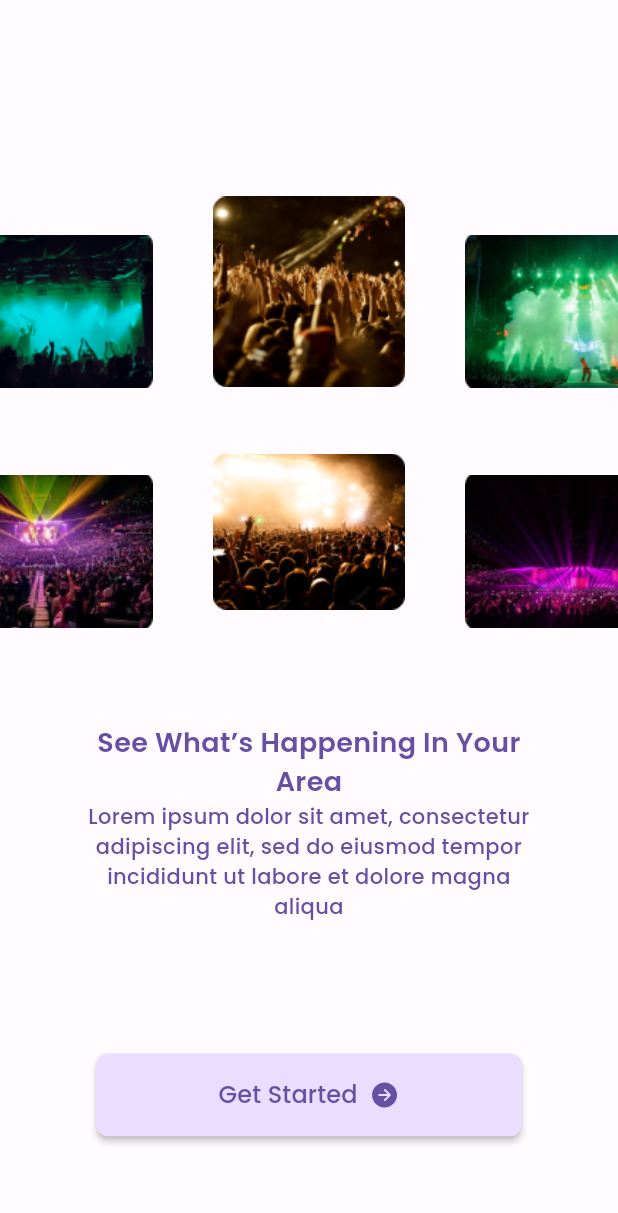
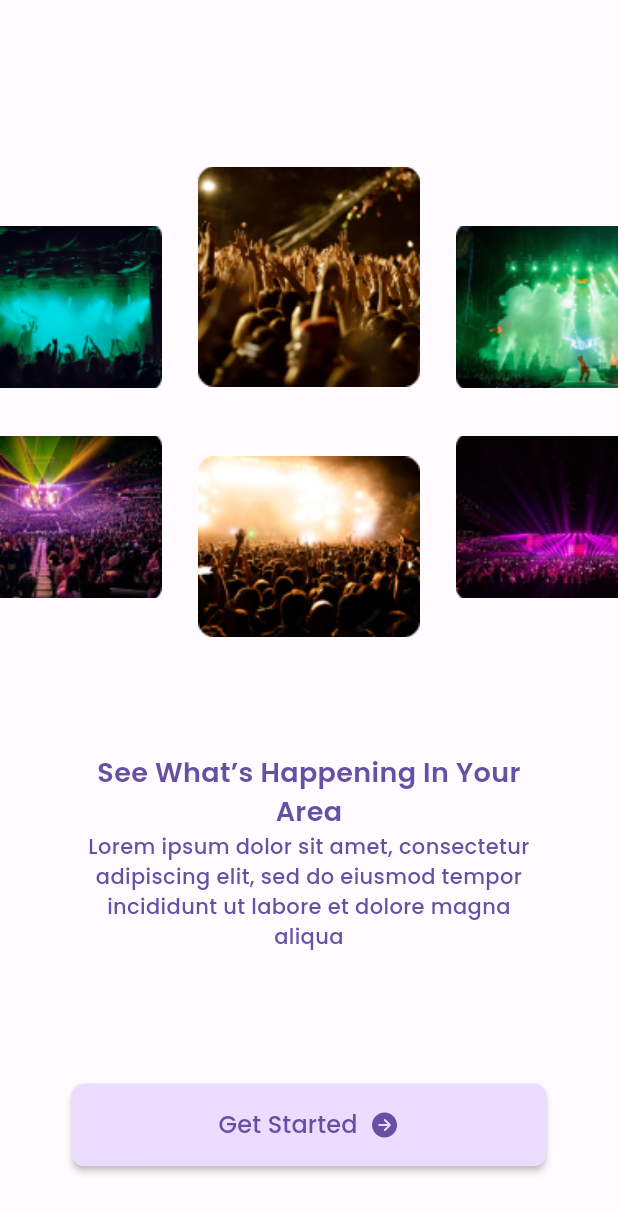
Before and after one commit to Sendiko/TIX4U, a Flutter app: the screen it shows after launch, on a phone screen of 412 x 824 dp. Shown: the top 1213 px of the screen. Run offline on Flutter 3.47's test engine with Material 2 defaults, Android fonts, the phone set to English and light mode, and no system bars; our stand-ins replace fluentui_icons.

Commit message:
update components - image adjustments

```diff
--- a/lib/component/header_image_welcome.dart
+++ b/lib/component/header_image_welcome.dart
@@ -80,7 +80,7 @@ class _HeaderImageWelcomeState extends State<HeaderImageWelcome> {
               padding: EdgeInsets.only(top: widget.topPadSm),
               child: Row(
                 mainAxisAlignment: MainAxisAlignment.spaceBetween,
-                crossAxisAlignment: CrossAxisAlignment.end,
+                crossAxisAlignment: CrossAxisAlignment.start,
                 children: [
                   Container(
                     height: widget.imgSzSm,
--- a/lib/screens/welcome/welcome_screen.dart
+++ b/lib/screens/welcome/welcome_screen.dart
@@ -27,8 +27,8 @@ class _WelcomeScreenState extends State<WelcomeScreen> {
               botPadSm: 16,
               topPadLg: 64,
               topPadSm: 16,
-              imgSzLg: 128,
-              imgSzSm: 102
+              imgSzLg: 148,
+              imgSzSm: 108
             ),
             Container(
               padding: const EdgeInsets.only(top: 32, left: 52, right: 52),
@@ -48,7 +48,7 @@ class _WelcomeScreenState extends State<WelcomeScreen> {
               ),
             ),
             Container(
-              padding: const EdgeInsets.only(top: 72, right: 64, left: 64),
+              padding: const EdgeInsets.only(top: 72, right: 48, left: 48),
               child: MaterialButton(
                 color: Styles.primaryContainerColor,
                 shape: RoundedRectangleBorder(
```
